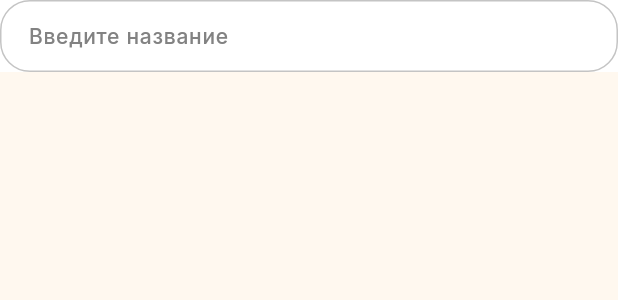
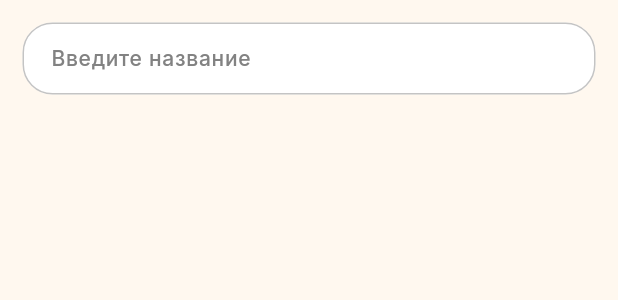
Before and after one commit to black-rusuz/avtonalivator, a Flutter app: the SearchField widget shown alone on an empty page, opened directly, on a phone screen of 412 x 824 dp. Shown: the top 300 px of the screen. Run offline on Flutter 3.47's test engine with Material 2 defaults, Android fonts, the phone set to English and light mode, and no system bars; our stand-ins replace bloc, cached_network_image, dio, equatable, flutter_bloc, flutter_bluetooth_serial and 8 more; network calls fail.

Commit message:
fix search field

```diff
--- a/lib/presentation/widgets/search_field.dart
+++ b/lib/presentation/widgets/search_field.dart
@@ -3,7 +3,11 @@ import 'package:flutter/material.dart';
 import '../../core/theme.dart';
 import '../strings.dart';
 
+const double _padding = 15;
+
 class SearchField extends StatelessWidget {
+  static const double height = 50 + _padding * 2;
+
   final TextEditingController? controller;
   final ValueChanged<String>? onChanged;
 
@@ -15,8 +19,13 @@ class SearchField extends StatelessWidget {
 
   @override
   Widget build(BuildContext context) {
-    return Ink(
+    return Padding(
+      padding: const EdgeInsets.all(_padding),
+      child: Ink(
+        decoration: const BoxDecoration(
           color: AppTheme.white,
+          borderRadius: AppTheme.borderRadius,
+        ),
         child: TextField(
           onChanged: onChanged,
           controller: controller,
@@ -25,6 +34,7 @@ class SearchField extends StatelessWidget {
             labelText: Strings.enterName,
           ),
         ),
+      ),
     );
   }
 }
```
Also changed, not shown: lib/presentation/fragments/tuning/widgets/name_picker.dart (+2 -5 lines). Lines whose indentation alone changed are shown as unchanged.
